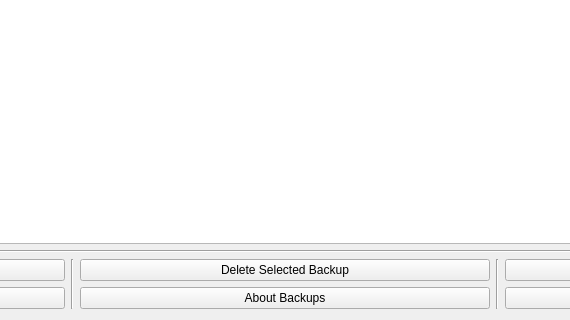
Old version of the form src/gui/widgets/backupwidget.ui in the repository fiffty-50/openPilotLog; both pictures show x 355 to 925 and y 400 to 720 of the 1280 by 720 pixel window.
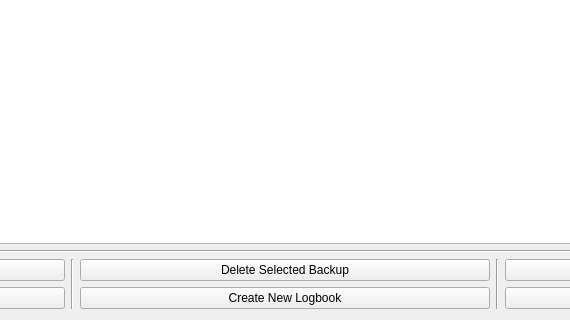
New version of the form.

What changed in the file:
```diff
--- a/src/gui/widgets/backupwidget.ui
+++ b/src/gui/widgets/backupwidget.ui
@@ -24,7 +24,7 @@
    <item row="3" column="2">
     <widget class="QPushButton" name="aboutPushButton">
      <property name="text">
-      <string>About Backups</string>
+      <string>Create New Logbook</string>
      </property>
     </widget>
    </item>
```
Left out of the diff: 2 changed lines with no effect on the pictures.
